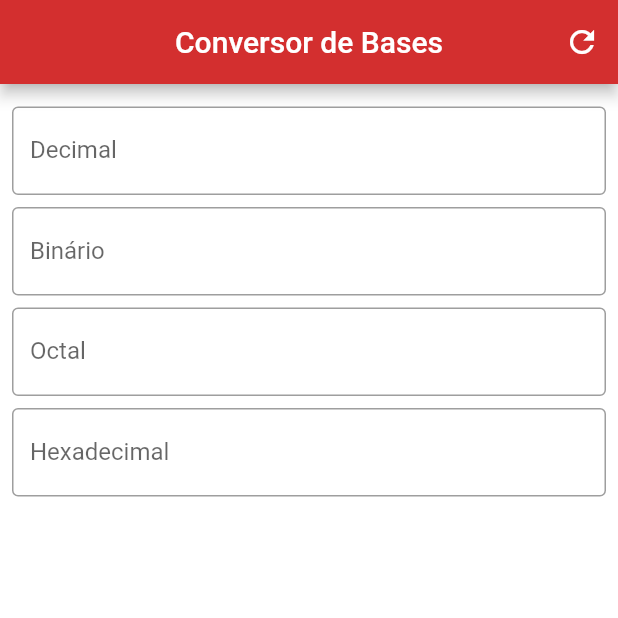
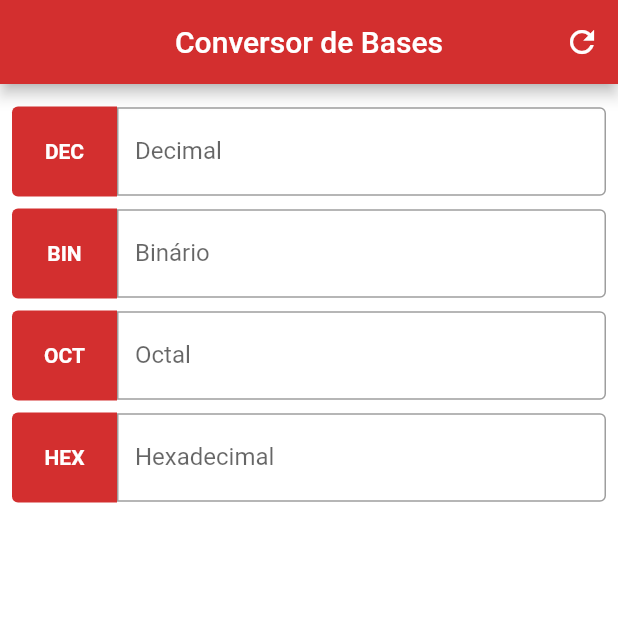
Before and after one commit to bmsrangel/conversor_bases_flutter, a Flutter app: the screen it shows after launch, on a phone screen of 412 x 824 dp, the top half of it. Run offline on Flutter 3.47's test engine with Material 2 defaults, Android fonts, the phone set to English and light mode, and no system bars.

Commit message:
Ajuste de layout

```diff
--- a/lib/main.dart
+++ b/lib/main.dart
@@ -1,6 +1,7 @@
 import 'dart:math';
 
 import 'package:flutter/material.dart';
+import 'package:flutter/services.dart';
 
 void main() => runApp(MaterialApp(home: Home()));
 
@@ -37,49 +38,158 @@ class _HomeState extends State<Home> {
         children: <Widget>[
           Padding(
             padding: EdgeInsets.fromLTRB(8.0, 15.0, 8.0, 4.0),
+            child: Row(
+              children: <Widget>[
+                Container(
+                  width: 70,
+                  height: 60,
+                  alignment: Alignment.center,
+                  child: Text(
+                    "DEC",
+                    style: TextStyle(color: Colors.white, fontWeight: FontWeight.bold),
+                  ),
+                  decoration: BoxDecoration(
+                      color: Colors.red[700],
+                      borderRadius: BorderRadius.only(
+                          bottomLeft: Radius.circular(4), topLeft: Radius.circular(4))),
+                ),
+                Expanded(
                   child: TextField(
                     maxLines: 1,
                     controller: _decimal,
                     onChanged: _fromDec,
                     keyboardType: TextInputType.numberWithOptions(decimal: false),
+                    inputFormatters: [BlacklistingTextInputFormatter(RegExp('[\-, \ , \., \,]'))],
+                    // inputFormatters: <TextInputFormatter>[
+                    //   WhitelistingTextInputFormatter.digitsOnly
+                    // ],
                     decoration: InputDecoration(
                         labelText: "Decimal",
                         hintText: "0",
-                border: OutlineInputBorder(),
+                        border: OutlineInputBorder(
+                            borderRadius: BorderRadius.only(
+                                topRight: Radius.circular(4.0),
+                                bottomRight: Radius.circular(4.0)))),
                   ),
+                ),
+              ],
             ),
           ),
           Padding(
             padding: EdgeInsets.fromLTRB(8.0, 4.0, 8.0, 4.0),
+            child: Row(
+              children: <Widget>[
+                Container(
+                  width: 70,
+                  height: 60,
+                  alignment: Alignment.center,
+                  child: Text(
+                    "BIN",
+                    style: TextStyle(color: Colors.white, fontWeight: FontWeight.bold),
+                  ),
+                  decoration: BoxDecoration(
+                      color: Colors.red[700],
+                      borderRadius: BorderRadius.only(
+                          bottomLeft: Radius.circular(4), topLeft: Radius.circular(4))),
+                ),
+                Expanded(
                   child: TextField(
                     maxLines: 1,
                     controller: _binary,
                     onChanged: _fromBin,
                     keyboardType: TextInputType.numberWithOptions(decimal: false),
+                    inputFormatters: [BlacklistingTextInputFormatter(RegExp('[\-, \ , \., \,]'))],
+                    // inputFormatters: <TextInputFormatter>[
+                    //   WhitelistingTextInputFormatter.digitsOnly
+                    // ],
                     decoration: InputDecoration(
-                  labelText: "Binário", hintText: "0", border: OutlineInputBorder()),
+                        labelText: "Binário",
+                        hintText: "0",
+                        border: OutlineInputBorder(
+                            borderRadius: BorderRadius.only(
+                                topRight: Radius.circular(4.0),
+                                bottomRight: Radius.circular(4.0)))),
+                  ),
+                ),
+              ],
             ),
           ),
           Padding(
             padding: EdgeInsets.fromLTRB(8.0, 4.0, 8.0, 4.0),
+            child: Row(
+              children: <Widget>[
+                Container(
+                  width: 70,
+                  height: 60,
+                  alignment: Alignment.center,
+                  child: Text(
+                    "OCT",
+                    style: TextStyle(color: Colors.white, fontWeight: FontWeight.bold),
+                  ),
+                  decoration: BoxDecoration(
+                      color: Colors.red[700],
+                      borderRadius: BorderRadius.only(
+                          bottomLeft: Radius.circular(4), topLeft: Radius.circular(4))),
+                ),
+                Expanded(
                   child: TextField(
                     maxLines: 1,
                     controller: _octal,
                     onChanged: _fromOct,
                     keyboardType: TextInputType.numberWithOptions(decimal: false),
-              decoration:
-                  InputDecoration(labelText: "Octal", hintText: "0", border: OutlineInputBorder()),
+                    inputFormatters: [BlacklistingTextInputFormatter(RegExp('[\-, \ , \., \,]'))],
+                    // inputFormatters: <TextInputFormatter>[
+                    //   WhitelistingTextInputFormatter.digitsOnly
+                    // ],
+                    decoration: InputDecoration(
+                        labelText: "Octal",
+                        hintText: "0",
+                        border: OutlineInputBorder(
+                            borderRadius: BorderRadius.only(
+                                topRight: Radius.circular(4.0),
+                                bottomRight: Radius.circular(4.0)))),
+                  ),
+                ),
+              ],
             ),
           ),
           Padding(
             padding: EdgeInsets.fromLTRB(8.0, 4.0, 8.0, 4.0),
+            child: Row(
+              children: <Widget>[
+                Container(
+                  width: 70,
+                  height: 60,
+                  alignment: Alignment.center,
+                  child: Text(
+                    "HEX",
+                    style: TextStyle(color: Colors.white, fontWeight: FontWeight.bold),
+                  ),
+                  decoration: BoxDecoration(
+                      color: Colors.red[700],
+                      borderRadius: BorderRadius.only(
+                          bottomLeft: Radius.circular(4), topLeft: Radius.circular(4))),
+                ),
+                Expanded(
                   child: TextField(
                     maxLines: 1,
                     controller: _hexa,
                     onChanged: _fromHex,
                     keyboardType: TextInputType.text,
+                    inputFormatters: [
+                      WhitelistingTextInputFormatter(RegExp(
+                          '[\\1, \\2, \\3, \\4, \\5, \\6, \\7, \\8, \\9, \\a, \\A, \\b, \\B, \\c, \\C, \\d, \\D, \\e, \\E, \\f, \\F]'))
+                    ],
                     decoration: InputDecoration(
-                  labelText: "Hexadecimal", hintText: "0", border: OutlineInputBorder()),
+                        labelText: "Hexadecimal",
+                        hintText: "0",
+                        border: OutlineInputBorder(
+                            borderRadius: BorderRadius.only(
+                                topRight: Radius.circular(4.0),
+                                bottomRight: Radius.circular(4.0)))),
+                  ),
+                ),
+              ],
             ),
           ),
         ],
```
Lines whose indentation alone changed are shown as unchanged.
